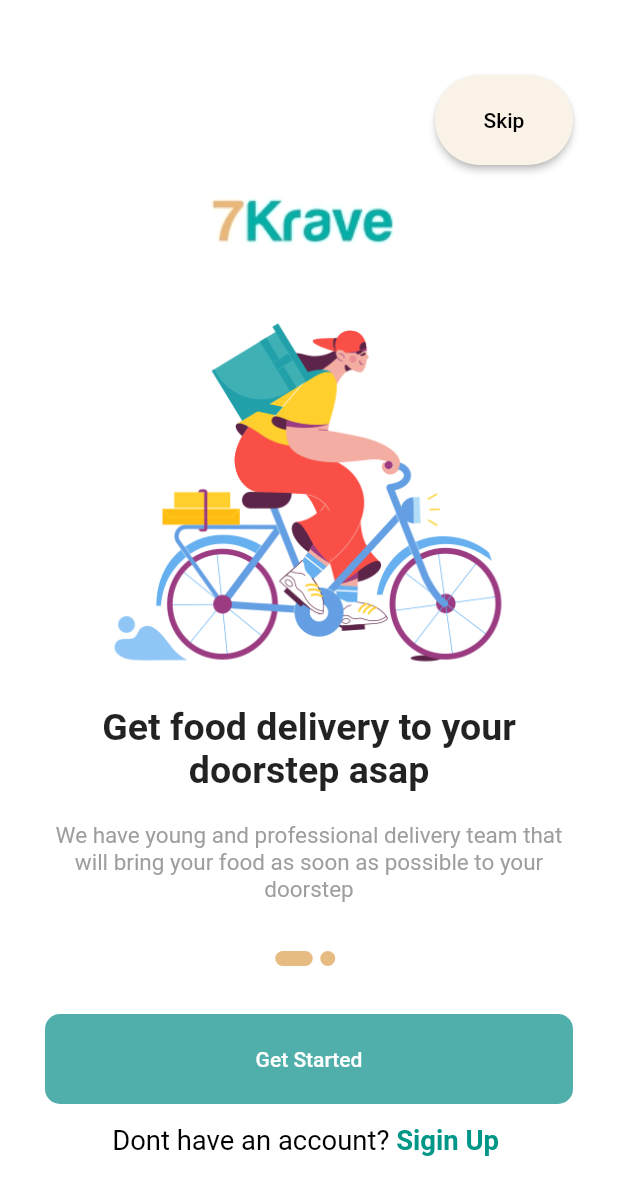
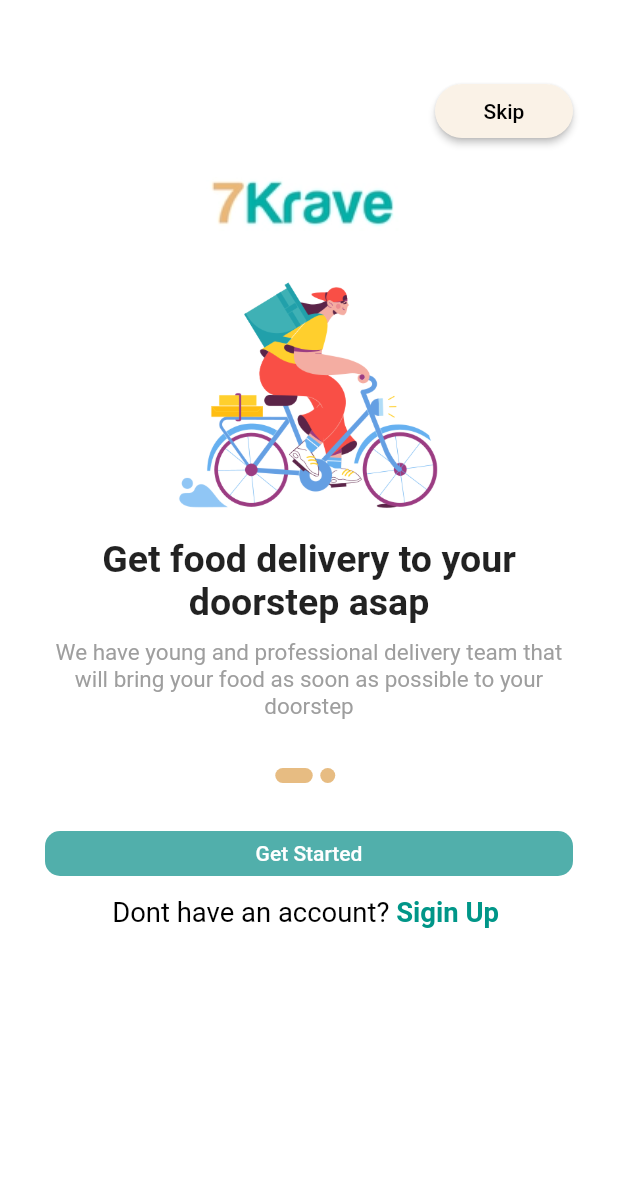
Before and after one commit to Abdelrahmansaeed2/algoriza_flutter_task1, a Flutter app: the screen it shows after launch, on a phone screen of 412 x 824 dp. Shown: the top 1195 px of the screen. Run offline on Flutter 3.47's test engine with Material 2 defaults, Android fonts, the phone set to English and light mode, and no system bars; our stand-ins replace country_code_picker, flutter_svg, font_awesome_flutter.

Commit message:
done changes

```diff
--- a/lib/onboard/page/onbording.dart
+++ b/lib/onboard/page/onbording.dart
@@ -37,8 +37,8 @@ class _onbording_screenState extends State<onbording_screen> {
 
       body: Container(
 
-        width: screenSize.width,
-        height: screenSize.height,
+
+
 
         child: Stack(
           children: <Widget>[
@@ -46,8 +46,8 @@ class _onbording_screenState extends State<onbording_screen> {
             screenSize.width < 580 ?
             Container(
               //for small screens
-              height: screenSize.height,
-              width: screenSize.width,
+
+
               child:Column(
                 children: [
                   Expanded(
@@ -63,11 +63,13 @@ class _onbording_screenState extends State<onbording_screen> {
                         return Padding(
                           padding: const EdgeInsets.all(30),
 
+                          child: Container(
+
                             child: Column(
                               children: [
                                 Container(
 
-                                height: 60,
+
 
 
                                   margin: const EdgeInsets.fromLTRB(260, 20, 0, 20),
@@ -101,7 +103,7 @@ class _onbording_screenState extends State<onbording_screen> {
                                 ),
                                 Image.asset(
                                   contents[i].image,
-                                height: 300,
+                                  height: 200,
                                 ),
                                 Text(
                                   textAlign: TextAlign.center,
@@ -112,7 +114,7 @@ class _onbording_screenState extends State<onbording_screen> {
                                     fontWeight: FontWeight.bold,
                                   ),
                                 ),
-                              SizedBox(height: 20),
+                                SizedBox(height: 10),
                                 Text(
                                   contents[i].discription,
                                   textAlign: TextAlign.center,
@@ -132,7 +134,7 @@ class _onbording_screenState extends State<onbording_screen> {
                                   ),
                                 ),
                                 Container(
-                                height: 60,
+                                  height: 30,
                                   width: double.infinity,
                                   margin: EdgeInsets.only(top: 32),
                                   child: FlatButton(
@@ -196,6 +198,7 @@ class _onbording_screenState extends State<onbording_screen> {
                               ),
                             )
                               ],
+                            ),
                           ),
                         );
                       },
```
Lines whose indentation alone changed are shown as unchanged.
